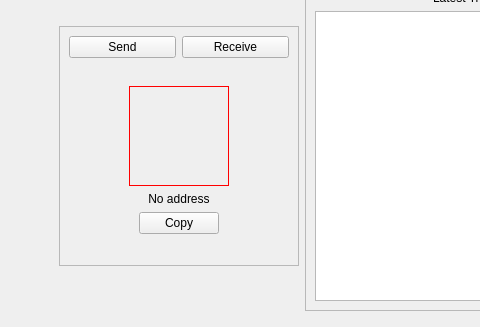
Qt form src/qt/forms/dashboardwidget.ui (eons-finance/ALQO) before a commit; both pictures show x 0 to 480 and y 243 to 570 of the 970 by 570 pixel window.
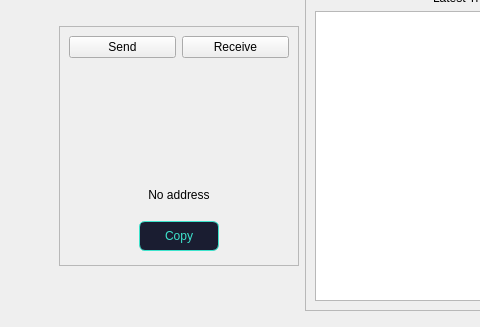
The same form after that commit. The open tabs and pages were chosen to show the change. Custom widgets are drawn as their Qt base class.

The edit to the form file:
```diff
--- a/src/qt/forms/dashboardwidget.ui
+++ b/src/qt/forms/dashboardwidget.ui
@@ -19,6 +19,9 @@
   <property name="windowTitle">
    <string>Form</string>
   </property>
+  <property name="styleSheet">
+   <string notr="true"/>
+  </property>
   <layout class="QVBoxLayout" name="verticalLayout_8">
    <item>
     <layout class="QVBoxLayout" name="dashLayout">
@@ -408,8 +411,20 @@
               </widget>
               <widget class="QWidget" name="receive">
                <layout class="QVBoxLayout" name="verticalLayout_7">
+                <property name="spacing">
+                 <number>0</number>
+                </property>
+                <property name="leftMargin">
+                 <number>5</number>
+                </property>
                 <property name="topMargin">
-                 <number>9</number>
+                 <number>5</number>
+                </property>
+                <property name="rightMargin">
+                 <number>5</number>
+                </property>
+                <property name="bottomMargin">
+                 <number>5</number>
                 </property>
                 <item>
                  <layout class="QVBoxLayout" name="verticalLayout_9">
@@ -418,7 +433,7 @@
                     <item>
                      <widget class="QPushButton" name="btnQr">
                       <property name="sizePolicy">
-                       <sizepolicy hsizetype="Fixed" vsizetype="Fixed">
+                       <sizepolicy hsizetype="Expanding" vsizetype="MinimumExpanding">
                         <horstretch>0</horstretch>
                         <verstretch>0</verstretch>
                        </sizepolicy>
@@ -436,7 +451,7 @@
                        </size>
                       </property>
                       <property name="styleSheet">
-                       <string notr="true">border:1px solid red;</string>
+                       <string notr="true">border:none;</string>
                       </property>
                       <property name="text">
                        <string/>
@@ -452,26 +467,62 @@
                    </layout>
                   </item>
                   <item>
-                   <widget class="QLabel" name="labelAddress">
-                    <property name="sizePolicy">
-                     <sizepolicy hsizetype="Expanding" vsizetype="Fixed">
-                      <horstretch>0</horstretch>
-                      <verstretch>0</verstretch>
-                     </sizepolicy>
+                   <spacer name="verticalSpacer_9">
+                    <property name="orientation">
+                     <enum>Qt::Vertical</enum>
                     </property>
-                    <property name="minimumSize">
+                    <property name="sizeHint" stdset="0">
                      <size>
-                      <width>0</width>
-                      <height>0</height>
+                      <width>20</width>
+                      <height>40</height>
                      </size>
                     </property>
-                    <property name="text">
-                     <string>No address</string>
+                   </spacer>
+                  </item>
+                  <item>
+                   <layout class="QHBoxLayout" name="horizontalLayout_16">
+                    <property name="topMargin">
+                     <number>5</number>
                     </property>
-                    <property name="alignment">
-                     <set>Qt::AlignCenter</set>
+                    <property name="bottomMargin">
+                     <number>5</number>
                     </property>
-                   </widget>
+                    <item>
+                     <widget class="QLabel" name="labelAddress">
+                      <property name="sizePolicy">
+                       <sizepolicy hsizetype="Expanding" vsizetype="Fixed">
+                        <horstretch>0</horstretch>
+                        <verstretch>0</verstretch>
+                       </sizepolicy>
+                      </property>
+                      <property name="minimumSize">
+                       <size>
+                        <width>0</width>
+                        <height>0</height>
+                       </size>
+                      </property>
+                      <property name="text">
+                       <string>No address</string>
+                      </property>
+                      <property name="alignment">
+                       <set>Qt::AlignCenter</set>
+                      </property>
+                     </widget>
+                    </item>
+                   </layout>
+                  </item>
+                  <item>
+                   <spacer name="verticalSpacer_10">
+                    <property name="orientation">
+                     <enum>Qt::Vertical</enum>
+                    </property>
+                    <property name="sizeHint" stdset="0">
+                     <size>
+                      <width>20</width>
+                      <height>40</height>
+                     </size>
+                    </property>
+                   </spacer>
                   </item>
                   <item>
                    <layout class="QHBoxLayout" name="horizontalLayout_4">
@@ -490,6 +541,37 @@
                     </item>
                     <item>
                      <widget class="QPushButton" name="pushButtonQR">
+                      <property name="sizePolicy">
+                       <sizepolicy hsizetype="Fixed" vsizetype="Fixed">
+                        <horstretch>0</horstretch>
+                        <verstretch>0</verstretch>
+                       </sizepolicy>
+                      </property>
+                      <property name="minimumSize">
+                       <size>
+                        <width>80</width>
+                        <height>30</height>
+                       </size>
+                      </property>
+                      <property name="maximumSize">
+                       <size>
+                        <width>80</width>
+                        <height>30</height>
+                       </size>
+                      </property>
+                      <property name="styleSheet">
+                       <string notr="true">QPushButton {
+color: #3de4cd;
+border: 1px solid #3de4cd;
+border-radius: 6px;
+background-color:  rgb(26, 29, 49);
+font-size: 12px;
+}
+QPushButton:hover{
+	color: #1a1d31;
+background-color: #3de4cd;
+}</string>
+                      </property>
                       <property name="text">
                        <string>Copy</string>
                       </property>
```
Left out of the diff: 58 changed lines with no effect on the pictures.
